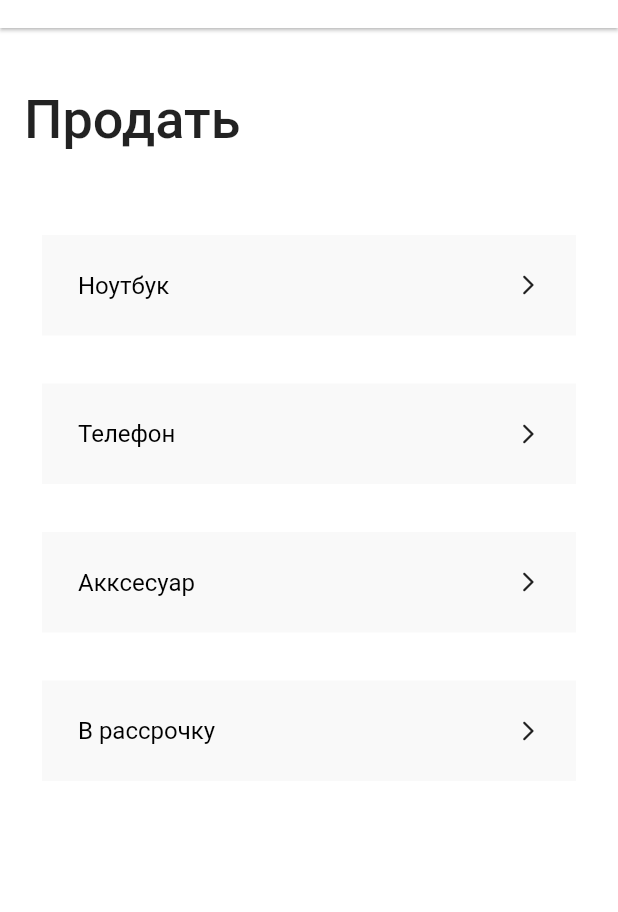
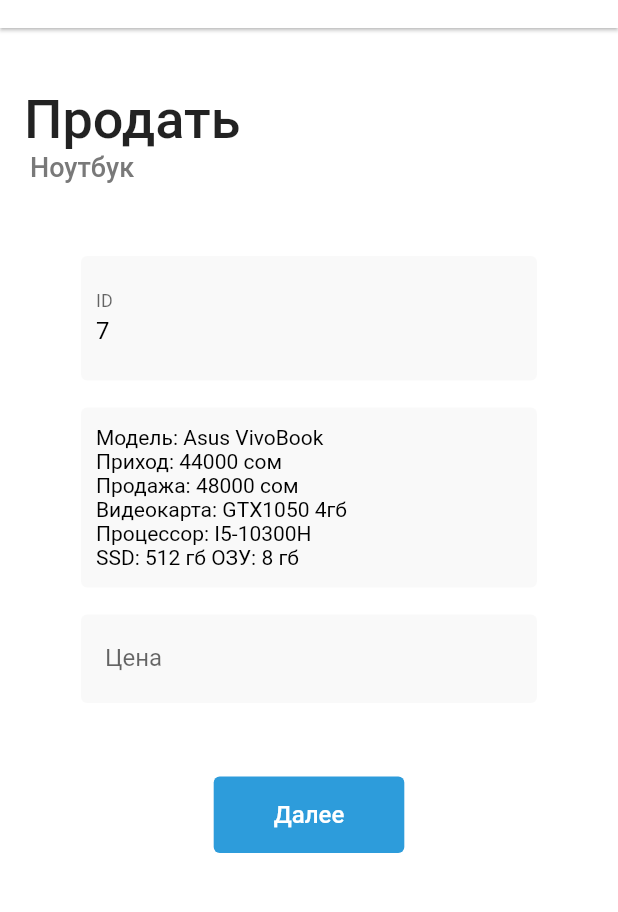
Before and after one commit to AyatAliev/cycas, a Flutter app: the SellSellers screen opened by its route, after a tap on "Ноутбук", on a phone screen of 412 x 824 dp, the part 56-968 px from its top. Run offline on Flutter 3.47's test engine with Material 2 defaults, Android fonts, the phone set to English and light mode, and no system bars.

Commit message:
SellNoteBook: add ui

```diff
--- a/lib/main.dart
+++ b/lib/main.dart
@@ -1,7 +1,8 @@
 import 'package:cycas/ui/auth/authorization.dart';
 import 'package:cycas/ui/sellers/add/add_sellers.dart';
-import 'package:cycas/ui/sellers/add/notebook/sell_notebook_sellers.dart';
+import 'package:cycas/ui/sellers/add/notebook/add_notebook_sellers.dart';
 import 'package:cycas/ui/sellers/main/main_sellers.dart';
+import 'package:cycas/ui/sellers/sell/sell_notebook_sellers.dart';
 import 'package:cycas/ui/sellers/sell/sell_sellers.dart';
 import 'package:cycas/ui/sellers/tables/notebook/notebook_sellers.dart';
 import 'package:cycas/ui/sellers/tables/tables_sellers.dart';
@@ -33,7 +34,8 @@ class MyApp extends StatelessWidget {
         AddSellers.routeName: (BuildContext context) => const AddSellers(),
         NotebookSellers.routeName: (BuildContext context) => const NotebookSellers(),
         Authorization.routeName: (BuildContext context) => Authorization(),
-        AddNotebookSellers.routeName: (BuildContext context) => AddNotebookSellers(),
+        AddNotebookSellers.routeName: (BuildContext context) => const AddNotebookSellers(),
+        SellNotebookSellers.routeName: (BuildContext context) => const SellNotebookSellers(),
       },
     );
   }
--- a/lib/ui/sellers/add/add_sellers.dart
+++ b/lib/ui/sellers/add/add_sellers.dart
@@ -1,4 +1,4 @@
-import 'package:cycas/ui/sellers/add/notebook/sell_notebook_sellers.dart';
+import 'package:cycas/ui/sellers/add/notebook/add_notebook_sellers.dart';
 import 'package:cycas/ui/widget/custom_text.dart';
 import 'package:flutter/material.dart';
 
--- a/lib/ui/sellers/add/notebook/sell_notebook_sellers.dart
+++ b/lib/ui/sellers/add/notebook/add_notebook_sellers.dart
@@ -49,7 +49,7 @@ class AddNotebookSellers extends StatelessWidget {
           Container(
             margin: const EdgeInsets.symmetric(horizontal: 20),
             child: const Text(
-              "Ноутбуки",
+              "Ноутбук",
               style: TextStyle(
                   fontSize: 18,
                   fontWeight: FontWeight.w500,
--- /dev/null
+++ b/lib/ui/sellers/sell/sell_notebook_sellers.dart
@@ -0,0 +1,142 @@
+import 'package:cycas/ui/widget/custom_button.dart';
+import 'package:cycas/ui/widget/custom_text_field.dart';
+import 'package:flutter/material.dart';
+
+class SellNotebookSellers extends StatelessWidget {
+  static const String routeName = "sell_notebook_sellers";
+
+  const SellNotebookSellers({Key? key}) : super(key: key);
+
+  @override
+  Widget build(BuildContext context) {
+    return Scaffold(
+      resizeToAvoidBottomInset: false,
+      backgroundColor: const Color(0xffffffff),
+      appBar: AppBar(
+        elevation: 1.0,
+        backgroundColor: const Color(0xFFFFFFFF),
+        title: const Text("Smart Point",
+            style: TextStyle(
+                color: Color(0xFF424242),
+                fontSize: 16,
+                fontWeight: FontWeight.w500)),
+        leading: GestureDetector(
+          onTap: () {
+            Navigator.pop(context);
+          },
+          child: Container(
+            width: 16,
+            height: 9,
+            alignment: Alignment.center,
+            child: const Icon(
+              Icons.arrow_back_ios_rounded,
+              color: Colors.black,
+              size: 16,
+            ),
+          ),
+        ),
+      ),
+      body: Column(
+        crossAxisAlignment: CrossAxisAlignment.stretch,
+        children: [
+          Container(
+            margin: const EdgeInsets.only(left: 16, top: 40),
+            child: const Text(
+              "Продать",
+              style: TextStyle(fontSize: 36, fontWeight: FontWeight.w500),
+            ),
+          ),
+          Container(
+            margin: const EdgeInsets.symmetric(horizontal: 20),
+            child: const Text(
+              "Ноутбук",
+              style: TextStyle(
+                  fontSize: 18,
+                  fontWeight: FontWeight.w500,
+                  color: Color(0xFF797979)),
+            ),
+          ),
+          Expanded(
+            child: Container(
+              margin: const EdgeInsets.only(top: 40),
+              child: SafeArea(
+                  bottom: true,
+                  child: CustomScrollView(slivers: [
+                    SliverToBoxAdapter(
+                      child: Center(
+                        child: Container(
+                          padding: const EdgeInsets.symmetric(horizontal: 10,vertical: 12),
+                          alignment: Alignment.centerLeft,
+                          width: double.infinity,
+                          margin: const EdgeInsets.symmetric(
+                              horizontal: 54, vertical: 9),
+                          decoration: BoxDecoration(
+                            color: const Color(0x40e9e9e9),
+                            borderRadius: BorderRadius.circular(4),
+                          ),
+                          child: TextField(
+                            controller: TextEditingController(text: "7"),
+                            decoration: const InputDecoration(
+                                border: InputBorder.none,
+                                labelText: "ID",
+                                hintStyle: TextStyle(
+                                    color: Color(0xFF707070)
+                                )
+                            ),
+                            style: const TextStyle(
+                              color: Colors.black,
+                            ),
+                          ),
+                        ),
+                      ),
+                    ),
+                    SliverToBoxAdapter(
+                      child: Center(
+                        child: Container(
+                          padding: const EdgeInsets.symmetric(horizontal: 10,vertical: 12),
+                          alignment: Alignment.centerLeft,
+                          width: double.infinity,
+                          margin: const EdgeInsets.symmetric(
+                              horizontal: 54, vertical: 9),
+                          decoration: BoxDecoration(
+                            color: const Color(0x40e9e9e9),
+                            borderRadius: BorderRadius.circular(4),
+                          ),
+                          child: const Text(
+                            "Модель: Asus VivoBook"
+                            "\nПриход: 44000 сом"
+                            "\nПродажа: 48000 сом"
+                            "\nВидеокарта: GTX1050 4гб"
+                            "\nПроцессор: I5-10300H"
+                            "\nSSD: 512 гб ОЗУ: 8 гб",
+                            style: TextStyle(
+                              color: Colors.black,
+                            ),
+                          ),
+                        ),
+                      ),
+                    ),
+                    SliverToBoxAdapter(
+                      child: CustomTextField(
+                          hintText: "Цена",
+                          inputType: TextInputType.number,
+                          textController: TextEditingController()),
+                    ),
+                    SliverToBoxAdapter(
+                      child: GestureDetector(
+                        onTap: () {},
+                        child: Center(
+                          child: Container(
+                              padding: const EdgeInsets.only(top: 40),
+                              child: const CustomButton(text: "Далее")),
+                        ),
+                      ),
+                    )
+                  ])),
+            ),
+          ),
+        ],
+      ),
+    );
+  }
+}
--- a/lib/ui/sellers/sell/sell_sellers.dart
+++ b/lib/ui/sellers/sell/sell_sellers.dart
@@ -1,3 +1,4 @@
+import 'package:cycas/ui/sellers/sell/sell_notebook_sellers.dart';
 import 'package:cycas/ui/widget/custom_text.dart';
 import 'package:flutter/material.dart';
 
@@ -46,7 +47,7 @@ class SellSellers extends StatelessWidget {
             ),
           ),
           CustomText(text: "Ноутбук", onTap: () {
-
+          Navigator.pushNamed(context, SellNotebookSellers.routeName);
           }),
           CustomText(text: "Телефон", onTap: () {
 
--- a/lib/ui/widget/custom_text_field.dart
+++ b/lib/ui/widget/custom_text_field.dart
@@ -26,7 +26,7 @@ class CustomTextField extends StatelessWidget {
           controller: textController,
           decoration: InputDecoration(
             border: InputBorder.none,
-            hintText: hintText,
+            labelText: hintText,
             hintStyle: const TextStyle(
               color: Color(0xFF707070)
             )
```
